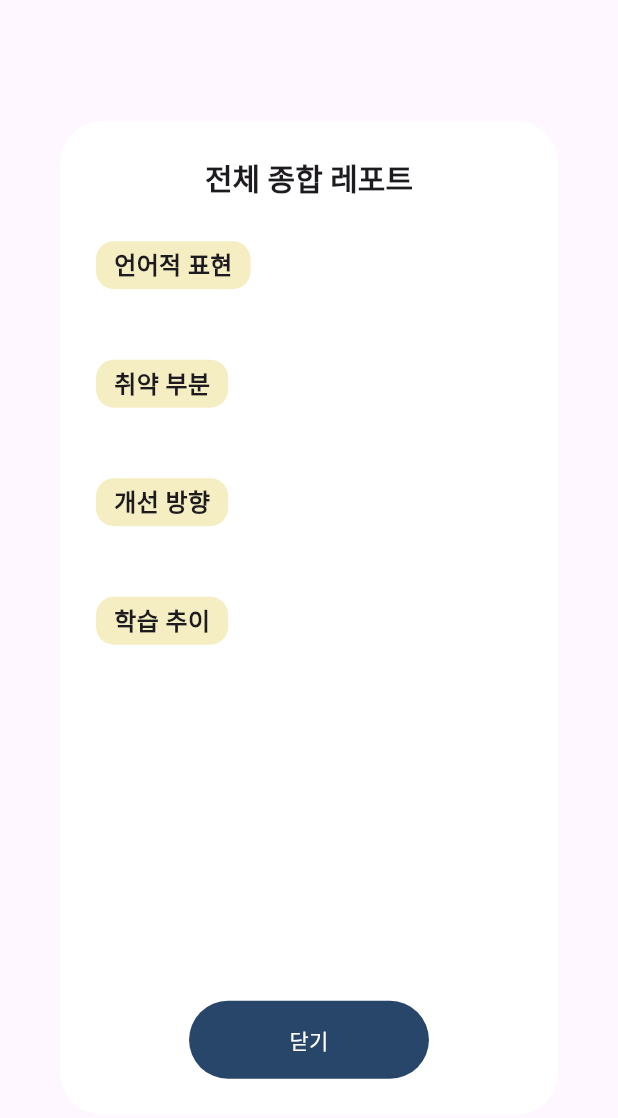
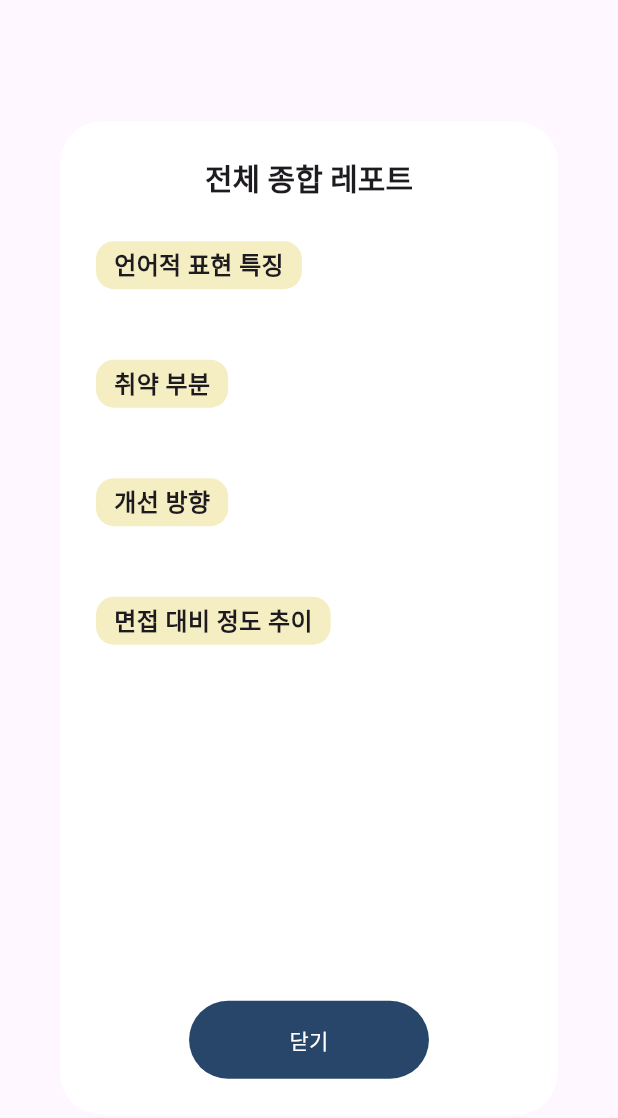
Before and after one commit to ayebin/CommitMe_frontend, a Flutter app: the ReportDialog widget shown alone on an empty page, opened directly with empty values, on a phone screen of 412 x 824 dp. Shown: the top 1118 px of the screen. Run offline on Flutter 3.47's test engine with Material 3 defaults, Android fonts, the phone set to English and light mode, and no system bars; our stand-ins replace file_picker; network calls fail.

Commit message:
0530 update

```diff
--- a/lib/Widget_Chat/reportDialog.dart
+++ b/lib/Widget_Chat/reportDialog.dart
@@ -26,14 +26,14 @@ class ReportDialog extends StatelessWidget {
           child: Column(
             crossAxisAlignment: CrossAxisAlignment.start,
             children: [
-              sectionTitle('언어적 표현'),
-              sectionText(sections['언어적 표현'] ?? ''),
+              sectionTitle('언어적 표현 특징'),
+              sectionText(sections['언어적 표현 특징'] ?? ''),
               sectionTitle('취약 부분'),
               sectionText(sections['취약 부분'] ?? ''),
               sectionTitle('개선 방향'),
               sectionText(sections['개선해야 할 점'] ?? ''),
-              sectionTitle('학습 추이'),
-              sectionText(sections['답변의 종합적인 퀄리티로 보는 면접 대비 정도 추이'] ?? ''),
+              sectionTitle('면접 대비 정도 추이'),
+              sectionText(sections['면접 대비 정도 추이'] ?? ''),
             ],
           ),
         ),
@@ -60,19 +60,17 @@ class ReportDialog extends StatelessWidget {
 
   Map<String, String> _parseReport(String report) {
     final sections = <String, String>{};
-    final regex = RegExp(r'(\d+\.\s*)([^\n]+)');
-    final matches = regex.allMatches(report);
+    final regex = RegExp(r'^\s*\[(.+?)\]\s*\n([\s\S]+?)(?=\n\s*\[|$)', multiLine: true);
 
-    for (int i = 0; i < matches.length; i++) {
-      final title = matches.elementAt(i).group(2)?.trim() ?? '';
-      final start = matches.elementAt(i).end;
-      final end = i + 1 < matches.length ? matches.elementAt(i + 1).start : report.length;
-      final content = report.substring(start, end).trim();
+    for (final match in regex.allMatches(report)) {
+      final title = match.group(1)?.trim() ?? '';
+      final content = match.group(2)?.trim() ?? '';
       sections[title] = content;
     }
 
     return sections;
   }
+
 
   Widget sectionTitle(String title) => Container(
     margin: const EdgeInsets.only(top: 12.0, bottom: 6.0),
```
